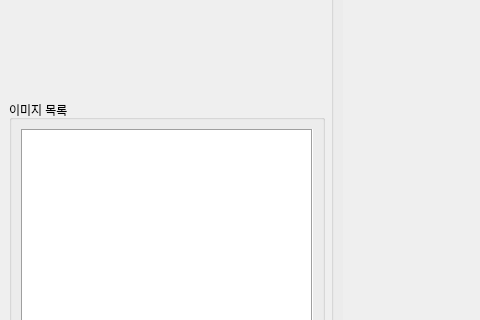
Old version of the form ui/main_window.ui in the repository gyuha/capture-macro2; both pictures show x 0 to 480 and y 291 to 611 of the 1143 by 942 pixel window.
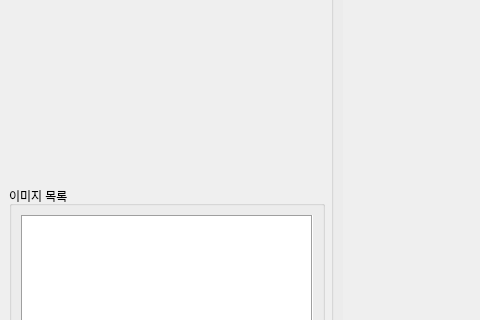
New version of the form. Custom widgets are drawn as their Qt base class.

What changed in the file:
```diff
--- a/ui/main_window.ui
+++ b/ui/main_window.ui
@@ -16,7 +16,7 @@
   <widget class="QWidget" name="centralwidget">
    <layout class="QHBoxLayout" name="horizontalLayout_2" stretch="0,1">
     <item>
-     <layout class="QVBoxLayout" name="verticalLayout" stretch="1,1,3">
+     <layout class="QVBoxLayout" name="verticalLayout" stretch="2,3,5">
       <item>
        <widget class="CommandWidget" name="pre_command_widget" native="true">
         <property name="minimumSize">
```
Left out of the diff: 2 changed lines with no effect on the pictures.
